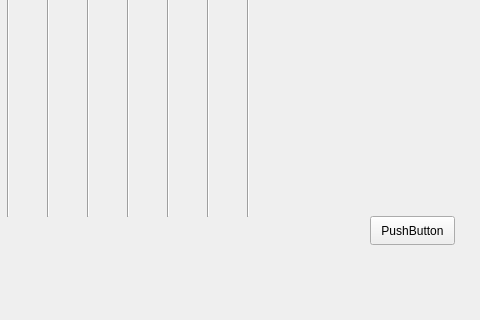
This is widget.ui in Morales1235/Tetris as Qt 5 draws it before an edit; both pictures show x 120 to 600 and y 124 to 444 of the 600 by 600 pixel window. The edited form follows.
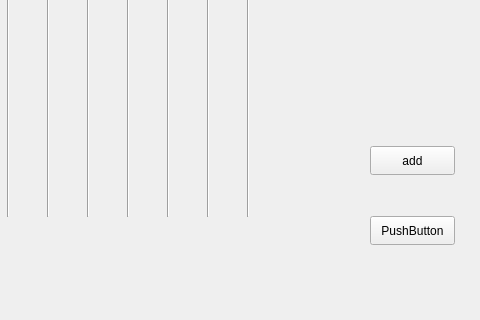
This is the edited form.

Commit message: Removed floor class. Tetrominos moving down and laying on theothers

```diff
--- a/widget.ui
+++ b/widget.ui
@@ -156,6 +156,19 @@
     <enum>Qt::Vertical</enum>
    </property>
   </widget>
+  <widget class="QPushButton" name="addButton">
+   <property name="geometry">
+    <rect>
+     <x>490</x>
+     <y>270</y>
+     <width>85</width>
+     <height>29</height>
+    </rect>
+   </property>
+   <property name="text">
+    <string>add</string>
+   </property>
+  </widget>
  </widget>
  <layoutdefault spacing="6" margin="11"/>
  <resources/>
```
The commit also changes 7 other files.
